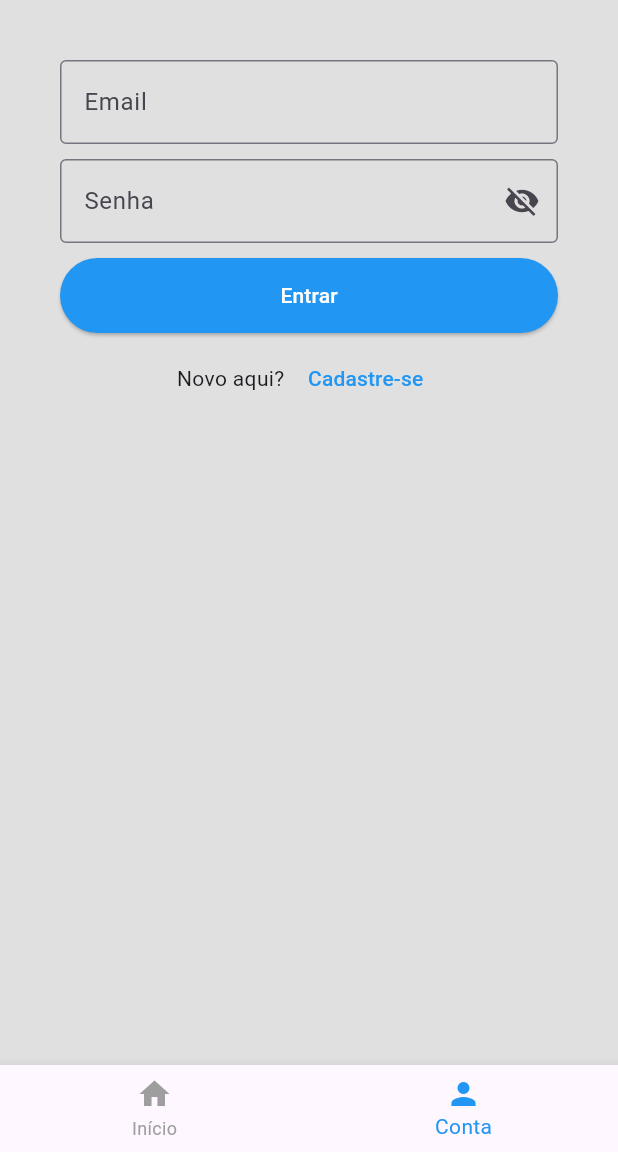
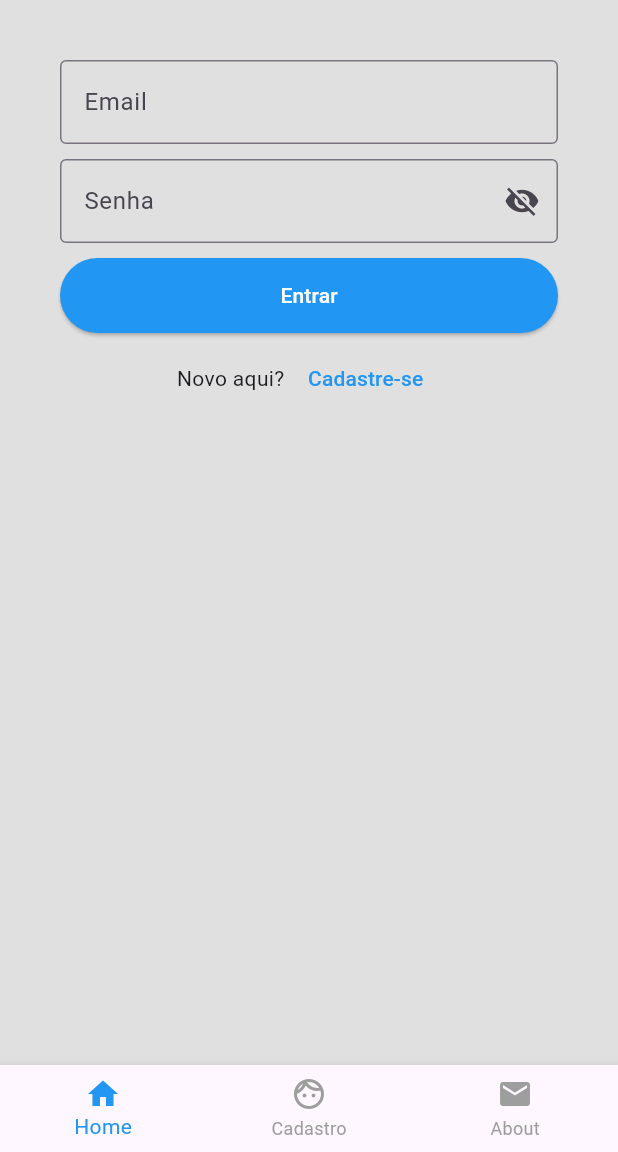
Before and after one commit to arthur-lima-camargos/form_practice_flutter, a Flutter app: the screen it shows after launch, on a phone screen of 412 x 824 dp, the part 84-1236 px from its top. Run offline on Flutter 3.47's test engine with Material 3 defaults, Android fonts, the phone set to English and light mode, and no system bars.

Commit message:
add navigation

```diff
--- /dev/null
+++ b/lib/components/bottom_nav_bar.dart
@@ -0,0 +1,33 @@
+import 'package:flutter/material.dart';
+
+class BottomNavigationBarComponent extends StatelessWidget {
+  final int currentIndex;
+  final Function(int) onTabSelected;
+
+  const BottomNavigationBarComponent({
+    super.key,
+    required this.currentIndex,
+    required this.onTabSelected,
+  });
+
+  @override
+  Widget build(BuildContext context) {
+    return BottomNavigationBar(
+      currentIndex: currentIndex,
+      onTap: onTabSelected,
+      items: const [
+        BottomNavigationBarItem(
+          icon: Icon(Icons.home),
+          label: 'Home',
+        ),
+        BottomNavigationBarItem(
+          icon: Icon(Icons.face_outlined),
+          label: 'Cadastro',
+        ),
+        BottomNavigationBarItem(icon: Icon(Icons.mail), label: 'About')
+      ],
+      selectedItemColor: Colors.blue,
+      unselectedItemColor: Colors.grey,
+    );
+  }
+}
--- a/lib/main.dart
+++ b/lib/main.dart
@@ -1,21 +1,46 @@
 import 'package:flutter/material.dart';
+import 'package:form_using_flutter/screens/about_screen.dart';
 import 'screens/login_screen.dart';
+import 'screens/cadastro_screen.dart';
+import 'components/bottom_nav_bar.dart';
 
-class MyApp extends StatelessWidget {
+void main() {
+  runApp(const MyApp());
+}
+
+class MyApp extends StatefulWidget {
   const MyApp({super.key});
+
+  @override
+  _MyAppState createState() => _MyAppState();
+}
+
+class _MyAppState extends State<MyApp> {
+  int _currentIndex = 0;
+
+  void _onTabSelected(int index) {
+    setState(() {
+      _currentIndex = index;
+    });
+  }
 
   @override
   Widget build(BuildContext context) {
     return MaterialApp(
-      title: 'Tela de Login',
+      title: 'App Flutter com Navegação',
       theme: ThemeData(
         primarySwatch: Colors.blue,
       ),
-      home: const LoginScreen(), // Chame a tela de login
+      home: Scaffold(
+        body: IndexedStack(
+          index: _currentIndex,
+          children: const [LoginScreen(), CadastroScreen(), AboutScreen()],
+        ),
+        bottomNavigationBar: BottomNavigationBarComponent(
+          currentIndex: _currentIndex,
+          onTabSelected: _onTabSelected,
+        ),
+      ),
     );
   }
 }
-
-void main() {
-  runApp(const MyApp());
-}
--- a/lib/screens/login_screen.dart
+++ b/lib/screens/login_screen.dart
@@ -1,4 +1,5 @@
 import 'package:flutter/material.dart';
+import 'cadastro_screen.dart'; // Import da tela de cadastro
 
 class LoginScreen extends StatefulWidget {
   const LoginScreen({super.key});
@@ -11,14 +12,6 @@ class _LoginScreenState extends State<LoginScreen> {
   final TextEditingController _emailController = TextEditingController();
   final TextEditingController _passwordController = TextEditingController();
   bool _isPasswordVisible = false;
-  int _selectedIndex = 1;
-
-  void _onItemTapped(int index) {
-    setState(() {
-      _selectedIndex = index;
-    });
-    // Lógica de navegação pode ser adicionada aqui
-  }
 
   @override
   Widget build(BuildContext context) {
@@ -60,7 +53,7 @@ class _LoginScreenState extends State<LoginScreen> {
               title: const Text('Cadastro'),
               onTap: () {
                 Navigator.pop(context);
-                // Lógica de navegação para a tela de cadastro pode ser adicionada aqui
+                // Lógica de navegação para a tela de cadastro
               },
             ),
           ],
@@ -120,7 +113,12 @@ class _LoginScreenState extends State<LoginScreen> {
                 const Text("Novo aqui? "),
                 TextButton(
                   onPressed: () {
-                    // Lógica de navegação para tela de cadastro
+                    Navigator.push(
+                      context,
+                      MaterialPageRoute(
+                        builder: (context) => const CadastroScreen(),
+                      ),
+                    );
                   },
                   child: const Text(
                     "Cadastre-se",
@@ -132,22 +130,6 @@ class _LoginScreenState extends State<LoginScreen> {
           ],
         ),
       ),
-      bottomNavigationBar: BottomNavigationBar(
-        currentIndex: _selectedIndex,
-        onTap: _onItemTapped,
-        items: const [
-          BottomNavigationBarItem(
-            icon: Icon(Icons.home),
-            label: 'Início',
-          ),
-          BottomNavigationBarItem(
-            icon: Icon(Icons.person),
-            label: 'Conta',
-          ),
-        ],
-        selectedItemColor: Colors.blue,
-        unselectedItemColor: Colors.grey,
-      ),
     );
   }
 }
```
Also changed, not shown: lib/screens/about_screen.dart (added, +18 -0 lines), lib/screens/cadastro_screen.dart (+5 -34 lines).
